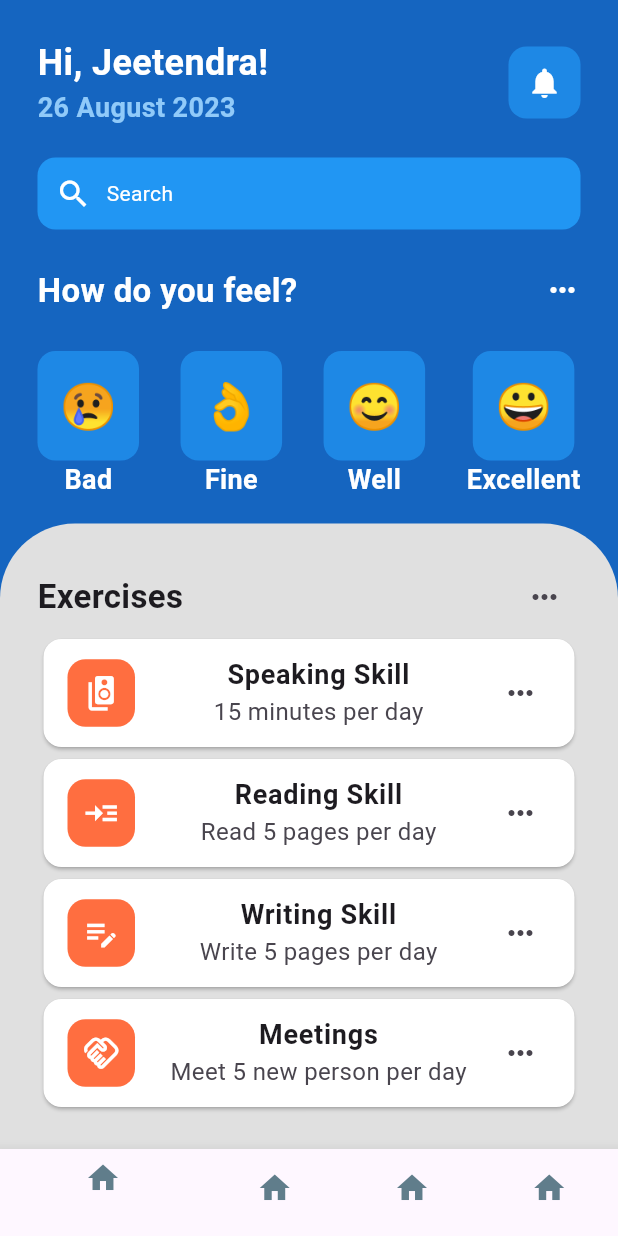
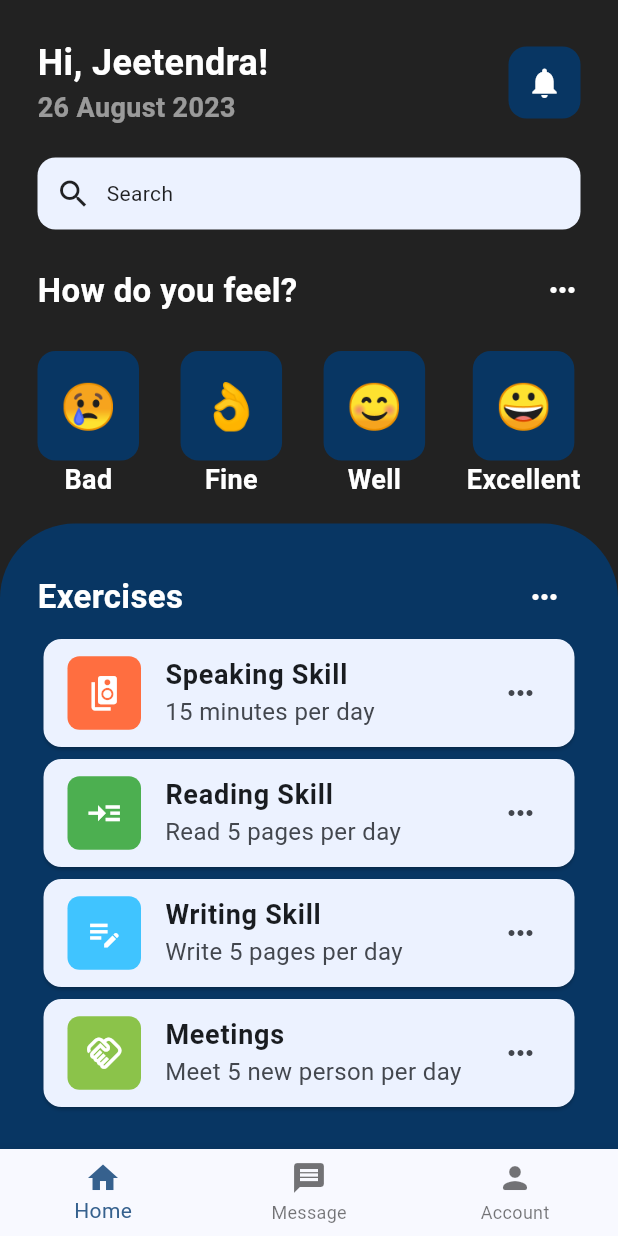
Before and after one commit to jeetendra-soni/clone-dribble, a Flutter app: the screen it shows after launch, on a phone screen of 412 x 824 dp. Run offline on Flutter 3.47's test engine with Material 2 defaults, Android fonts, the light colour scheme and no system bars.

Commit message:
master commit2

```diff
--- a/lib/home.dart
+++ b/lib/home.dart
@@ -22,13 +22,12 @@ class _HomeState extends State<Home> {
   @override
   Widget build(BuildContext context) {
     return Scaffold(
-      backgroundColor: Colors.blue[800],
+      backgroundColor: Colors.black87,
       bottomNavigationBar: BottomNavigationBar(
         items: const [
-          BottomNavigationBarItem(icon: Icon(Icons.home, color: Colors.blueGrey,), label: "Home"),
-          BottomNavigationBarItem(icon: Icon(Icons.home, color: Colors.blueGrey,), label: "Home"),
-          BottomNavigationBarItem(icon: Icon(Icons.home, color: Colors.blueGrey,), label: "Home"),
-          BottomNavigationBarItem(icon: Icon(Icons.home, color: Colors.blueGrey,), label: "Home"),
+          BottomNavigationBarItem(icon: Icon(Icons.home, ), label: "Home"),
+          BottomNavigationBarItem(icon: Icon(Icons.message,), label: "Message"),
+          BottomNavigationBarItem(icon: Icon(Icons.person_rounded), label: "Account"),
         ],
       ),
       body: SafeArea(
@@ -57,7 +56,7 @@ class _HomeState extends State<Home> {
                         Text(
                           "$formattedDate",
                           style: TextStyle(
-                              color: Colors.blue[200],
+                              color: Colors.white54,
                               fontWeight: FontWeight.bold,
                               fontSize: 18
                           ),
@@ -68,7 +67,7 @@ class _HomeState extends State<Home> {
                        padding: EdgeInsets.all(12),
                         decoration: BoxDecoration(
                           borderRadius: BorderRadius.circular(12),
-                          color: Colors.blue[600]
+                          color: Color(0XFFF083663)
                         ),
                         child: Icon(Icons.notifications, color: Colors.white,))
                     ],
@@ -79,14 +78,22 @@ class _HomeState extends State<Home> {
                   Container(
                     padding: EdgeInsets.all(12),
                     decoration: BoxDecoration(
-                      color: Colors.blue,
-                      borderRadius: BorderRadius.circular(12)
+                      color: Color(0XFFECF2FF),
+                      borderRadius: BorderRadius.circular(12),
+                      boxShadow: [
+                        BoxShadow(
+                          color: Colors.white38,
+                          spreadRadius: 10.0,
+                          offset: Offset.infinite,
+                          blurRadius: 10
+                        )
+                      ]
                     ),
                     child: Row(
                       children: const [
-                        Icon(Icons.search, color: Colors.white,),
+                        Icon(Icons.search, color: Colors.black87,),
                         SizedBox(width: 10),
-                        Text("Search", style: TextStyle(color: Colors.white),)
+                        Text("Search", style: TextStyle(color: Colors.black87),)
                       ],
                     ),
                   ),
@@ -137,7 +144,7 @@ class _HomeState extends State<Home> {
                 child: Container(
                   padding: EdgeInsets.only(top: 25, left: 25, right: 25, bottom: 10),
                   decoration: BoxDecoration(
-                      color: Colors.grey[300],
+                      color: Color(0XFFF083663),
                       borderRadius: BorderRadius.only(
                         topLeft: Radius.circular(50),
                         topRight: Radius.circular(50),
@@ -150,8 +157,8 @@ class _HomeState extends State<Home> {
                         Row(
                           mainAxisAlignment: MainAxisAlignment.spaceBetween,
                           children: [
-                            Text("Exercises", style: TextStyle(fontWeight: FontWeight.bold, fontSize: 22),),
-                            IconButton(onPressed: (){}, icon: Icon(Icons.more_horiz))
+                            Text("Exercises", style: TextStyle(color: Colors.white, fontWeight: FontWeight.bold, fontSize: 22),),
+                            IconButton(onPressed: (){}, icon: Icon(Icons.more_horiz, color: Colors.white,))
                           ],
                         ),
 
@@ -159,10 +166,10 @@ class _HomeState extends State<Home> {
                         Expanded(
                           child: ListView(
                             children: [
-                              Exercises(icon: Icons.speaker_group, title: "Speaking Skill", subtitle: "15 minutes per day",),
-                              Exercises(icon: Icons.read_more, title: "Reading Skill", subtitle: "Read 5 pages per day",),
-                              Exercises(icon: Icons.edit_note, title: "Writing Skill", subtitle: "Write 5 pages per day",),
-                              Exercises(icon: Icons.handshake_outlined, title: "Meetings", subtitle: "Meet 5 new person per day",),
+                              Exercises(icon: Icons.speaker_group, title: "Speaking Skill", subtitle: "15 minutes per day", color: Colors.deepOrangeAccent,),
+                              Exercises(icon: Icons.read_more, title: "Reading Skill", subtitle: "Read 5 pages per day", color: Colors.green,),
+                              Exercises(icon: Icons.edit_note, title: "Writing Skill", subtitle: "Write 5 pages per day", color: Colors.lightBlueAccent,),
+                              Exercises(icon: Icons.handshake_outlined, title: "Meetings", subtitle: "Meet 5 new person per day", color: Colors.lightGreen,),
 
 
                             ],
--- a/lib/main.dart
+++ b/lib/main.dart
@@ -14,7 +14,7 @@ class MyApp extends StatelessWidget {
     return MaterialApp(
       debugShowCheckedModeBanner: false,
       theme: ThemeData(
-        colorScheme: ColorScheme.fromSeed(seedColor: Colors.deepPurple),
+        colorScheme: ColorScheme.fromSeed(seedColor: Colors.blue),
         useMaterial3: true,
       ),
       home: const Home(),
--- a/lib/util/emoticon_face.dart
+++ b/lib/util/emoticon_face.dart
@@ -18,7 +18,7 @@ class _EmoticonFaceState extends State<EmoticonFace> {
           Container(
             padding: EdgeInsets.all(15),
             decoration: BoxDecoration(
-              color: Colors.blue[600],
+              color: Color(0XFFF083663),
               borderRadius: BorderRadius.circular(12)
             ),
             child: Center(
--- a/lib/util/exercises_file.dart
+++ b/lib/util/exercises_file.dart
@@ -1,8 +1,8 @@
 import 'package:flutter/material.dart';
 
 class Exercises extends StatefulWidget {
-  final IconData icon; String title, subtitle;
-  Exercises({Key? key, required this.icon, required this.title, required this.subtitle}) : super(key: key);
+  final IconData icon; String title, subtitle; final color;
+  Exercises({Key? key, required this.icon, required this.title, required this.subtitle, required this.color}) : super(key: key);
 
   @override
   State<Exercises> createState() => _ExercisesState();
@@ -13,18 +13,18 @@ class _ExercisesState extends State<Exercises> {
   Widget build(BuildContext context) {
     return Container(
       child: Card(
-        color: Colors.white,
+        color: Color(0XFFECF2FF),
         child: ListTile(
           leading: Container(
-              padding: const EdgeInsets.all(10),
+              padding: const EdgeInsets.all(12),
               decoration: BoxDecoration(
-                  color: Colors.deepOrangeAccent,
-                  borderRadius: BorderRadius.circular(12)
+                  color: widget.color,
+                  borderRadius: BorderRadius.circular(8)
               ),
               child: Icon(widget.icon, color: Colors.white, size: 25,)
           ),
-          title: Text(widget.title, style: TextStyle(fontWeight: FontWeight.bold, fontSize: 18), textAlign: TextAlign.center,),
-          subtitle: Text(widget.subtitle, style: TextStyle(fontSize: 16), textAlign: TextAlign.center),
+          title: Text(widget.title, style: TextStyle(fontWeight: FontWeight.bold, fontSize: 18)),
+          subtitle: Text(widget.subtitle, style: TextStyle(fontSize: 16)),
           trailing: const Icon(Icons.more_horiz),
         ),
       ),
```
